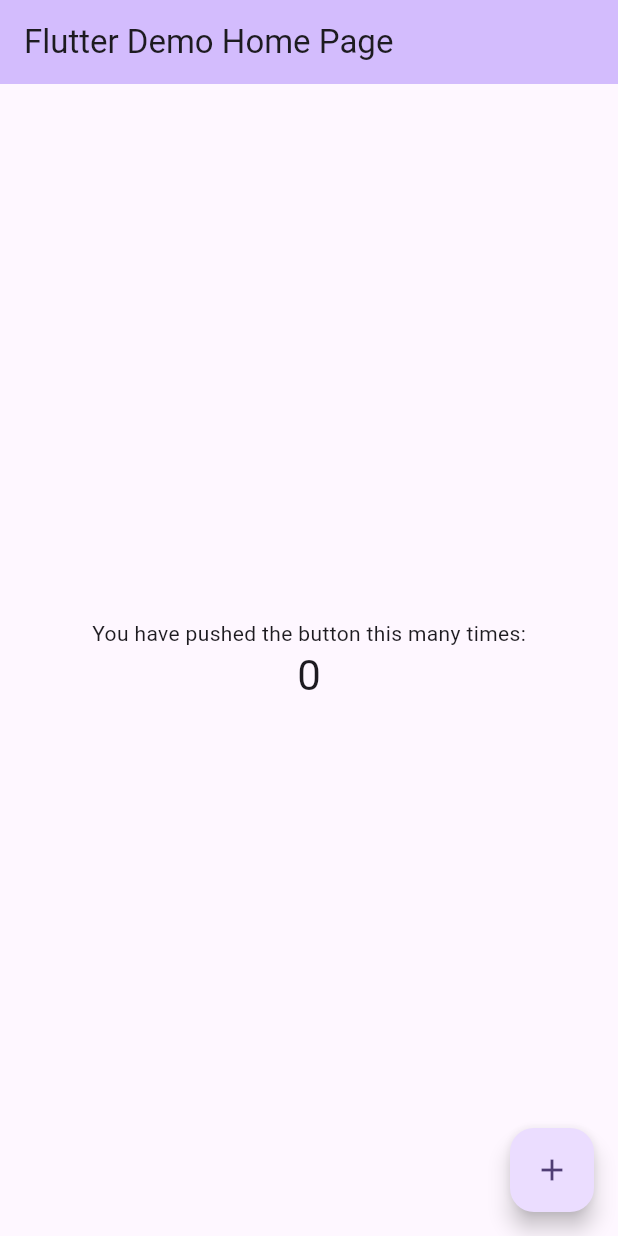
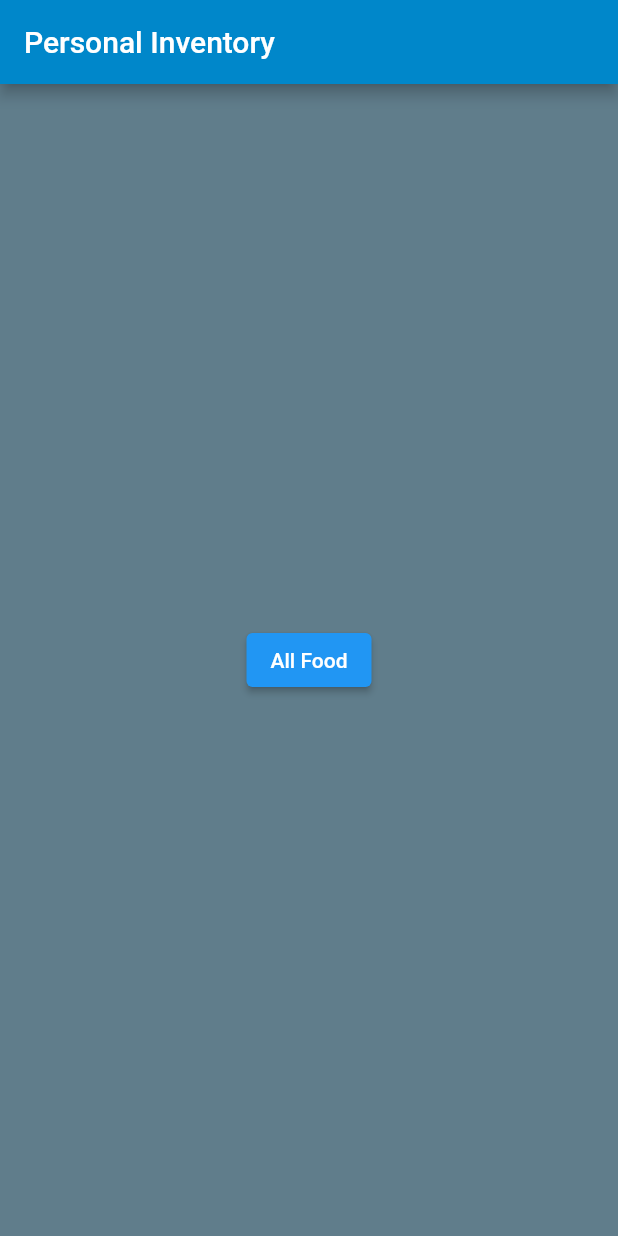
Before and after one commit to tonyknudson/Personal-Inventory, a Flutter app: the screen it shows after launch, on a phone screen of 412 x 824 dp. Run offline on Flutter 3.47's test engine with Material 2 defaults, Android fonts, the phone set to English and light mode, and no system bars; our stand-ins replace sqflite; accounts and stored records are empty.

Commit message:
home & food pages, db view & buttons working

```diff
--- /dev/null
+++ b/lib/food_database.dart
@@ -0,0 +1,24 @@
+import 'package:flutter/material.dart';
+import 'dart:async';
+
+import 'package:flutter/widgets.dart';
+import 'package:path/path.dart';
+import 'package:sqflite/sqflite.dart';
+
+class Food {
+  final int indx;
+  final String label;
+  final String category;
+  final DateTime purchaseDate;
+  final DateTime warningDate;
+  final DateTime tossDate;
+
+  const Food({
+    required this.indx,
+    required this.label,
+    required this.category,
+    required this.purchaseDate,
+    required this.warningDate,
+    required this.tossDate,
+  });
+}
--- a/lib/main.dart
+++ b/lib/main.dart
@@ -1,130 +1,35 @@
 import 'package:flutter/material.dart';
-import 'dart:async';
-
-import 'package:flutter/widgets.dart';
-import 'package:path/path.dart';
-import 'package:sqflite/sqflite.dart';
+import 'package:inventory/food_inventory.dart';
 
 void main() {
-  runApp(const MyApp());
+  runApp(const MaterialApp(
+    title: 'Navigation Basics',
+    home: FirstRoute(),
+  ));
 }
 
-class MyApp extends StatelessWidget {
-  const MyApp({super.key});
+class FirstRoute extends StatelessWidget {
+  const FirstRoute({super.key});
 
-  // This widget is the root of your application.
   @override
   Widget build(BuildContext context) {
-    return MaterialApp(
-      title: 'Flutter Demo',
-      theme: ThemeData(
-        // This is the theme of your application.
-        //
-        // TRY THIS: Try running your application with "flutter run". You'll see
-        // the application has a blue toolbar. Then, without quitting the app,
-        // try changing the seedColor in the colorScheme below to Colors.green
-        // and then invoke "hot reload" (save your changes or press the "hot
-        // reload" button in a Flutter-supported IDE, or press "r" if you used
-        // the command line to start the app).
-        //
-        // Notice that the counter didn't reset back to zero; the application
-        // state is not lost during the reload. To reset the state, use hot
-        // restart instead.
-        //
-        // This works for code too, not just values: Most code changes can be
-        // tested with just a hot reload.
-        colorScheme: ColorScheme.fromSeed(seedColor: Colors.deepPurple),
-        useMaterial3: true,
+    return Scaffold(
+      backgroundColor: Colors.blueGrey,
+      appBar: AppBar(
+        backgroundColor: const Color.fromARGB(255, 0, 135, 202),
+        title: const Text('Personal Inventory'),
       ),
-      home: const MyHomePage(title: 'Flutter Demo Home Page'),
+      body: Center(
+        child: ElevatedButton(
+          child: const Text('All Food'),
+          onPressed: () {
+            Navigator.push(
+              context,
+              MaterialPageRoute(builder: (context) => const FoodInventory()),
+            );
+          },
+        ),
+      ),
     );
   }
 }
-
-class MyHomePage extends StatefulWidget {
-  const MyHomePage({super.key, required this.title});
-
-  // This widget is the home page of your application. It is stateful, meaning
-  // that it has a State object (defined below) that contains fields that affect
-  // how it looks.
-
-  // This class is the configuration for the state. It holds the values (in this
-  // case the title) provided by the parent (in this case the App widget) and
-  // used by the build method of the State. Fields in a Widget subclass are
-  // always marked "final".
-
-  final String title;
-
-  @override
-  State<MyHomePage> createState() => _MyHomePageState();
-}
-
-class _MyHomePageState extends State<MyHomePage> {
-  int _counter = 0;
-
-  void _incrementCounter() {
-    setState(() {
-      // This call to setState tells the Flutter framework that something has
-      // changed in this State, which causes it to rerun the build method below
-      // so that the display can reflect the updated values. If we changed
-      // _counter without calling setState(), then the build method would not be
-      // called again, and so nothing would appear to happen.
-      _counter++;
-    });
-  }
-
-  @override
-  Widget build(BuildContext context) {
-    // This method is rerun every time setState is called, for instance as done
-    // by the _incrementCounter method above.
-    //
-    // The Flutter framework has been optimized to make rerunning build methods
-    // fast, so that you can just rebuild anything that needs updating rather
-    // than having to individually change instances of widgets.
-    return Scaffold(
-      appBar: AppBar(
-        // TRY THIS: Try changing the color here to a specific color (to
-        // Colors.amber, perhaps?) and trigger a hot reload to see the AppBar
-        // change color while the other colors stay the same.
-        backgroundColor: Theme.of(context).colorScheme.inversePrimary,
-        // Here we take the value from the MyHomePage object that was created by
-        // the App.build method, and use it to set our appbar title.
-        title: Text(widget.title),
-      ),
-      body: Center(
-        // Center is a layout widget. It takes a single child and positions it
-        // in the middle of the parent.
-        child: Column(
-          // Column is also a layout widget. It takes a list of children and
-          // arranges them vertically. By default, it sizes itself to fit its
-          // children horizontally, and tries to be as tall as its parent.
-          //
-          // Column has various properties to control how it sizes itself and
-          // how it positions its children. Here we use mainAxisAlignment to
-          // center the children vertically; the main axis here is the vertical
-          // axis because Columns are vertical (the cross axis would be
-          // horizontal).
-          //
-          // TRY THIS: Invoke "debug painting" (choose the "Toggle Debug Paint"
-          // action in the IDE, or press "p" in the console), to see the
-          // wireframe for each widget.
-          mainAxisAlignment: MainAxisAlignment.center,
-          children: <Widget>[
-            const Text(
-              'You have pushed the button this many times:',
-            ),
-            Text(
-              '$_counter',
-              style: Theme.of(context).textTheme.headlineMedium,
-            ),
-          ],
-        ),
-      ),
-      floatingActionButton: FloatingActionButton(
-        onPressed: _incrementCounter,
-        tooltip: 'Increment',
-        child: const Icon(Icons.add),
-      ), // This trailing comma makes auto-formatting nicer for build methods.
-    );
-  }
-}
--- a/pubspec.yaml
+++ b/pubspec.yaml
@@ -30,7 +30,6 @@ environment:
 dependencies:
   flutter:
     sdk: flutter
-
 
   # The following adds the Cupertino Icons font to your application.
   # Use with the CupertinoIcons class for iOS style icons.
```
Also changed, not shown: lib/createFoodTable.dart (added, +14 -0 lines), lib/database_helper.dart (added, +76 -0 lines), lib/food.dart (deleted, +0 -42 lines), lib/food_inventory.dart (added, +200 -0 lines).
